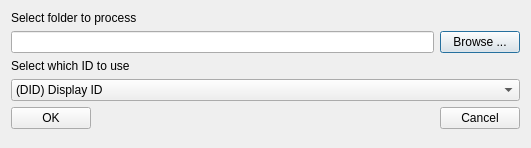
Qt form VMTools/EyeDataAnalyzer/src/selectunifiedcsvfolderdiag.ui (ViewMind/VMAPP) before a commit.
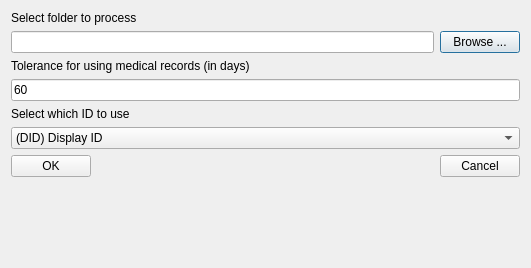
The same form after that commit.

```diff
--- a/VMTools/EyeDataAnalyzer/src/selectunifiedcsvfolderdiag.ui
+++ b/VMTools/EyeDataAnalyzer/src/selectunifiedcsvfolderdiag.ui
@@ -7,13 +7,13 @@
     <x>0</x>
     <y>0</y>
     <width>531</width>
-    <height>148</height>
+    <height>268</height>
    </rect>
   </property>
   <property name="windowTitle">
    <string>Unified CSV</string>
   </property>
-  <layout class="QVBoxLayout" name="verticalLayout_3">
+  <layout class="QVBoxLayout" name="verticalLayout_4">
    <item>
     <layout class="QVBoxLayout" name="verticalLayout_2">
      <item>
@@ -43,6 +43,27 @@
      </item>
     </layout>
    </item>
+   <item>
+    <layout class="QVBoxLayout" name="verticalLayout_3">
+     <item>
+      <widget class="QLabel" name="label_3">
+       <property name="text">
+        <string>Tolerance for using medical records (in days)</string>
+       </property>
+      </widget>
+     </item>
+     <item>
+      <widget class="QLineEdit" name="leMedRecsDays">
+       <property name="inputMethodHints">
+        <set>Qt::ImhDigitsOnly</set>
+       </property>
+       <property name="text">
+        <string>60</string>
+       </property>
+      </widget>
+     </item>
+    </layout>
+   </item>
    <item>
     <layout class="QVBoxLayout" name="verticalLayout">
      <item>
```
